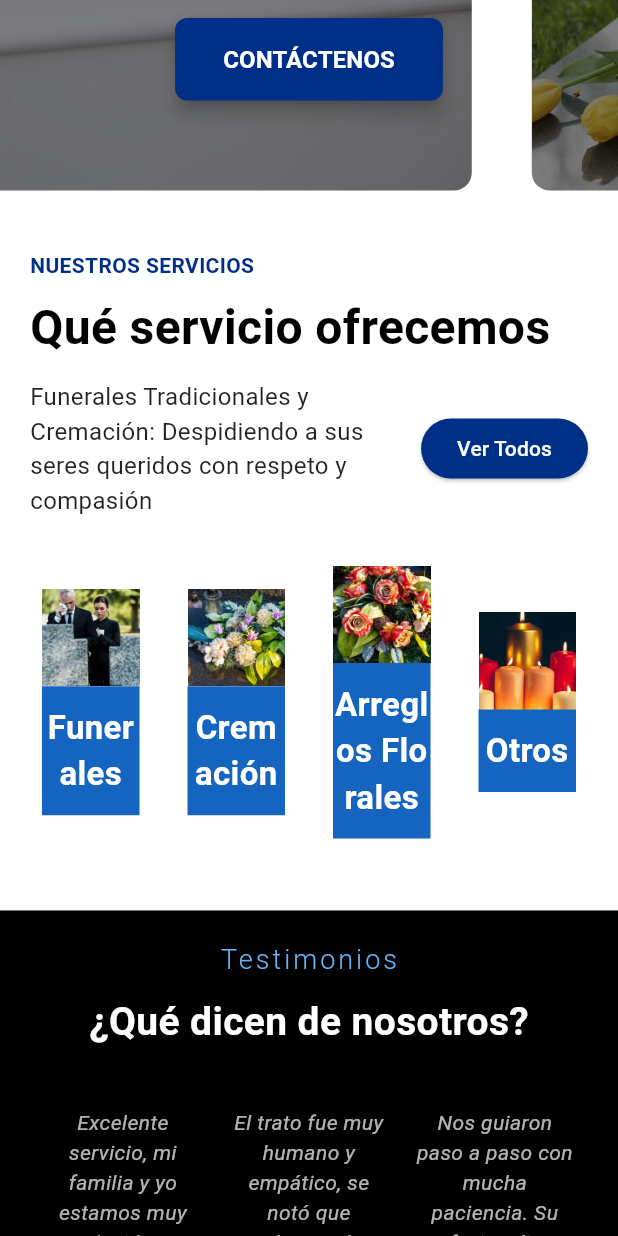
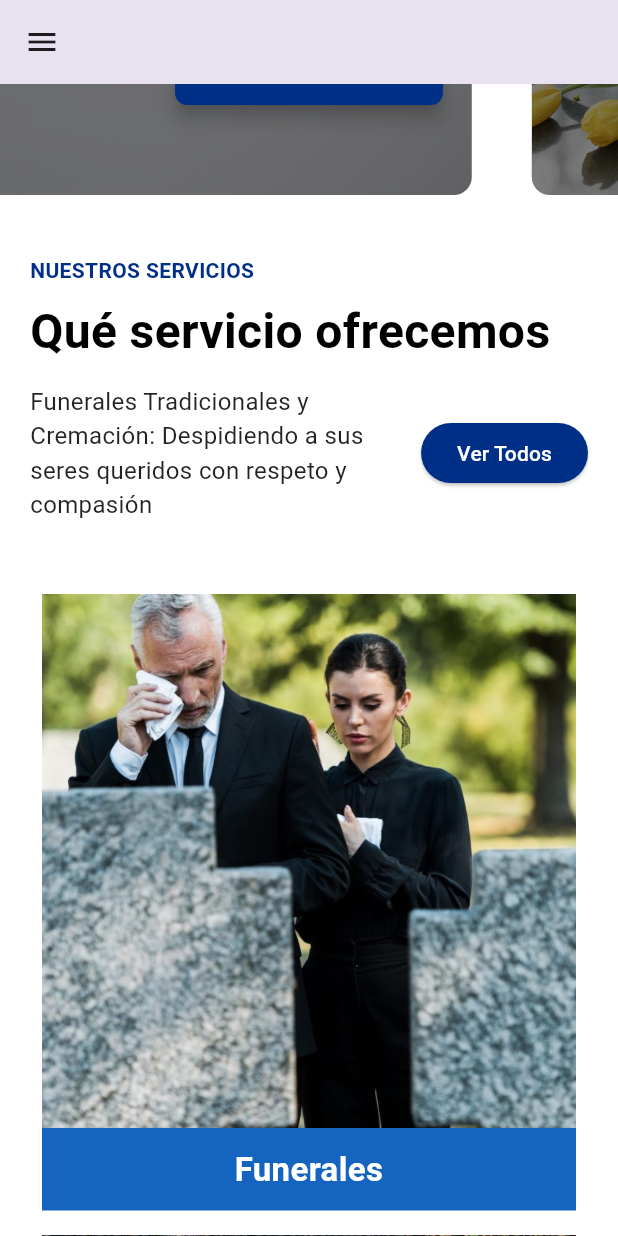
Before and after one commit to jleon11/PradosDeEsperanza, a Flutter app: the screen it shows after launch, scrolled down 576 dp, on a phone screen of 412 x 824 dp. Run offline on Flutter 3.47's test engine with Material 3 defaults, Android fonts, the phone set to English and light mode, and no system bars; network calls fail.

Commit message:
Ajustes en componentes

```diff
--- a/lib/Componentes/serviceCard.dart
+++ b/lib/Componentes/serviceCard.dart
@@ -9,7 +9,7 @@ class ServiceCard extends StatelessWidget {
   @override
   Widget build(BuildContext context) {
     return Container(
-      margin: EdgeInsets.all(8),
+      margin: const EdgeInsets.all(8),
       child: Column(
         children: [
           AspectRatio(
--- a/lib/Componentes/testimonios.dart
+++ b/lib/Componentes/testimonios.dart
@@ -1,6 +1,9 @@
 import 'package:flutter/material.dart';
 
 class TestimoniosWidget extends StatefulWidget {
+  final bool isMobile;
+  const TestimoniosWidget({required this.isMobile, super.key});
+
   @override
   _TestimoniosWidgetState createState() => _TestimoniosWidgetState();
 }
@@ -48,12 +51,16 @@ class _TestimoniosWidgetState extends State<TestimoniosWidget> {
     },
   ];
 
-  int get totalPages => (testimonios.length / 3).ceil();
+  int get totalPages {
+    final testimoniosPorPagina = widget.isMobile ? 1 : 3;
+    return (testimonios.length / testimoniosPorPagina).ceil();
+  }
 
-  List<Widget> _buildPage(int pageIndex) {
-    final start = pageIndex * 3;
-    final end =
-        (start + 3) <= testimonios.length ? start + 3 : testimonios.length;
+  List<Widget> _buildPage(int pageIndex, int testimoniosPorPagina) {
+    final start = pageIndex * testimoniosPorPagina;
+    final end = (start + testimoniosPorPagina <= testimonios.length)
+        ? start + testimoniosPorPagina
+        : testimonios.length;
     final items = testimonios.sublist(start, end);
 
     return items.map((testimonio) {
@@ -80,7 +87,9 @@ class _TestimoniosWidgetState extends State<TestimoniosWidget> {
               Text(
                 testimonio['autor']!,
                 style: const TextStyle(
-                    color: Colors.white70, fontWeight: FontWeight.w500),
+                  color: Colors.white70,
+                  fontWeight: FontWeight.w500,
+                ),
               )
             ],
           ),
@@ -92,14 +101,14 @@ class _TestimoniosWidgetState extends State<TestimoniosWidget> {
   void _previousPage() {
     if (_currentIndex > 0) {
       _controller.previousPage(
-          duration: Duration(milliseconds: 300), curve: Curves.easeInOut);
+          duration: const Duration(milliseconds: 300), curve: Curves.easeInOut);
     }
   }
 
   void _nextPage() {
     if (_currentIndex < totalPages - 1) {
       _controller.nextPage(
-          duration: Duration(milliseconds: 300), curve: Curves.easeInOut);
+          duration: const Duration(milliseconds: 300), curve: Curves.easeInOut);
     }
   }
 
@@ -131,13 +140,16 @@ class _TestimoniosWidgetState extends State<TestimoniosWidget> {
               onPageChanged: (index) => setState(() => _currentIndex = index),
               itemCount: totalPages,
               itemBuilder: (_, pageIndex) {
-                return Row(
-                  crossAxisAlignment: CrossAxisAlignment.start,
-                  children: _buildPage(pageIndex),
-                );
+                final testimoniosPorPagina = widget.isMobile ? 1 : 3;
+                final items = _buildPage(pageIndex, testimoniosPorPagina);
+
+                return widget.isMobile
+                    ? Column(children: items)
+                    : Row(children: items);
               },
             ),
           ),
+          const SizedBox(height: 10),
           Row(
             mainAxisAlignment: MainAxisAlignment.center,
             children: List.generate(
@@ -147,11 +159,14 @@ class _TestimoniosWidgetState extends State<TestimoniosWidget> {
                 width: 8,
                 height: 8,
                 decoration: BoxDecoration(
-                    shape: BoxShape.circle,
-                    color: _currentIndex == index ? Colors.white : Colors.grey),
+                  shape: BoxShape.circle,
+                  color:
+                      _currentIndex == index ? Colors.white : Colors.grey[600],
+                ),
               ),
             ),
           ),
+          const SizedBox(height: 10),
           Row(
             mainAxisAlignment: MainAxisAlignment.center,
             children: [
--- a/lib/myHomePage.dart
+++ b/lib/myHomePage.dart
@@ -21,12 +21,18 @@ class MyApp extends StatelessWidget {
   }
 }
 
-class MyHomePage extends StatelessWidget {
+class MyHomePage extends StatefulWidget {
   const MyHomePage({super.key});
 
   @override
-  Widget build(BuildContext context) {
-    const Color azulCelesteDefault = Color(0xFF002F87);
+  State<MyHomePage> createState() => _MyHomePageState();
+}
+
+class _MyHomePageState extends State<MyHomePage> {
+  String _hoveredItem = '';
+  String _clickedItem = '';  // Para el ítem clickeado
+
+  final Color azulCelesteDefault = const Color(0xFF002F87);
 
   final List<String> ImagenesParaElSlider = [
     'assets/FOTO1.jpg',
@@ -34,33 +40,75 @@ class MyHomePage extends StatelessWidget {
     'assets/FOTO3.jpg'
   ];
 
-    final List<Map<String, dynamic>> paquetesDeCampoSanto = [
-      {
-        'title': 'Paquete Básico',
-        'features': ['1 GB de datos', '100 minutos', '30 días de duración'],
-        'price': '\$5.99',
+   Widget _buildDrawerItem(String title, Color colorDefault) {
+    return Container(
+      color: (_clickedItem == title) ? colorDefault.withOpacity(0.1) : null,
+      child: ListTile(
+        title: Text(
+          title,
+          style: TextStyle(
+            color: (_clickedItem == title) ? colorDefault : Colors.black,  // Cambia el color del texto cuando es clickeado
+          ),
+        ),
+        onTap: () {
+          setState(() {
+            _clickedItem = title;  // Marca el ítem como clickeado
+          });
         },
-      {
-        'title': 'Paquete Estándar',
-        'features': ['5 GB de datos', '500 minutos', '30 días de duración'],
-        'price': '\$12.99',
-      },
-      {
-        'title': 'Paquete Premium',
-        'features': ['10 GB de datos', 'Llamadas ilimitadas', 'SMS ilimitados'],
-        'price': '\$19.99',
-      },
-    ];
+      ),
+    );
+  }
+
+  Widget _buildNavItem(String title) {
+    return Text(
+      title,
+      style: const TextStyle(
+        fontSize: 16,
+        fontWeight: FontWeight.bold,
+        color: Color(0xFF002F87),
+      ),
+    );
+  }
+
+  @override
+  Widget build(BuildContext context) {
+    final bool isMobile = MediaQuery.of(context).size.width < 600;
 
     return Scaffold(
       backgroundColor: Colors.white,
+      appBar: isMobile
+          ? AppBar(
+              leading: Builder(
+                builder: (BuildContext context) {
+                  return IconButton(
+                    icon: const Icon(Icons.menu),
+                    onPressed: () {
+                      Scaffold.of(context).openDrawer();
+                    },
+                  );
+                },
+              ),
+            )
+          : null,
+      drawer: isMobile
+          ? Drawer(
+              child: ListView(
+                children: [
+                  const SizedBox(height: 10), // Espacio entre el top y el primer ítem
+                  _buildDrawerItem('INICIO', azulCelesteDefault),
+                  _buildDrawerItem('NOSOTROS', azulCelesteDefault),
+                  _buildDrawerItem('ASESORÍA', azulCelesteDefault),
+                  _buildDrawerItem('CONTÁCTENOS', azulCelesteDefault),
+                  _buildDrawerItem('TIENDA', azulCelesteDefault),
+                ],
+              ),
+            )
+          : null,
       body: SingleChildScrollView(
         child: Column(
-          //crossAxisAlignment: CrossAxisAlignment.start,
-                    crossAxisAlignment: CrossAxisAlignment.center,  // Centrado
-
+          crossAxisAlignment: CrossAxisAlignment.center,
           children: [
-            // Encabezado personalizado (en lugar del AppBar)
+            // Logo
             Container(
               height: 150,
               width: double.infinity,
@@ -73,7 +121,8 @@ class MyHomePage extends StatelessWidget {
               ),
             ),
 
-            // Menú superior
+            // Menú superior para Web
+            if (!isMobile)
               Container(
                 padding: const EdgeInsets.symmetric(vertical: 15),
                 color: Colors.white,
@@ -89,10 +138,11 @@ class MyHomePage extends StatelessWidget {
                 ),
               ),
 
-            // Slider con fondo cambiante
+            // Slider
             AutoChangeBackground(images: ImagenesParaElSlider),
 
             const SizedBox(height: 40),
+
             Padding(
               padding: const EdgeInsets.symmetric(horizontal: 20),
               child: Column(
@@ -131,7 +181,7 @@ class MyHomePage extends StatelessWidget {
                       ElevatedButton(
                         onPressed: () {},
                         style: ElevatedButton.styleFrom(
-                          backgroundColor: Color(azulCelesteDefault.value),
+                          backgroundColor: azulCelesteDefault,
                         ),
                         child: const Text(
                           'Ver Todos',
@@ -141,108 +191,88 @@ class MyHomePage extends StatelessWidget {
                     ],
                   ),
                   const SizedBox(height: 24),
-                  const Row(
+
+                  // Tarjetas de servicios
+                  Padding(
+                    padding: const EdgeInsets.symmetric(vertical: 16.0),
+                    child: isMobile
+                        ? const Column(
                             children: [
-                      Expanded(
-                        child: ServiceCard(
-                          title: 'Funerales',
-                          imagePath: 'assets/funerales.jpg',
-                        ),
-                      ),
+                              ServiceCard(title: 'Funerales', imagePath: 'assets/funerales.jpg'),
+                              ServiceCard(title: 'Cremación', imagePath: 'assets/cremacion.jpg'),
+                              ServiceCard(title: 'Arreglos Florales', imagePath: 'assets/arreglosflores.jpg'),
+                              ServiceCard(title: 'Otros', imagePath: 'assets/otros.jpg'),
+                            ],
+                          )
+                        : const Row(
+                            mainAxisAlignment: MainAxisAlignment.spaceBetween,
+                            children: [
+                              Expanded(child: ServiceCard(title: 'Funerales', imagePath: 'assets/funerales.jpg')),
                               SizedBox(width: 16),
-                      Expanded(
-                        child: ServiceCard(
-                          title: 'Cremación',
-                          imagePath: 'assets/cremacion.jpg',
-                        ),
-                      ),
+                              Expanded(child: ServiceCard(title: 'Cremación', imagePath: 'assets/cremacion.jpg')),
                               SizedBox(width: 16),
-                      Expanded(
-                        child: ServiceCard(
-                          title: 'Arreglos Florales',
-                          imagePath: 'assets/arreglosflores.jpg',
-                        ),
-                      ),
+                              Expanded(child: ServiceCard(title: 'Arreglos Florales', imagePath: 'assets/arreglosflores.jpg')),
                               SizedBox(width: 16),
-                      Expanded(
-                        child: ServiceCard(
-                          title: 'Otros',
-                          imagePath: 'assets/otros.jpg',
+                              Expanded(child: ServiceCard(title: 'Otros', imagePath: 'assets/otros.jpg')),
+                            ],
                           ),
                   ),
                 ],
               ),
-                ],
-              ),
-            ),
-            const SizedBox(height: 40),
-
-            Center(
-              child: TestimoniosWidget(),
             ),
 
             const SizedBox(height: 40),
 
+            // Testimonios
+            Center(
+              child: TestimoniosWidget(isMobile: isMobile),
+            ),
 
-               // Título principal
-            Padding(
-              padding: const EdgeInsets.only(bottom: 8),
+            const SizedBox(height: 40),
+
+            // Paquetes
+            const Padding(
+              padding: EdgeInsets.only(bottom: 8),
               child: Text(
                 'Nuestros Paquetes',
                 style: TextStyle(
-                  fontSize: 32,  // Título más grande
+                  fontSize: 32,
                   fontWeight: FontWeight.bold,
                   color: Colors.black,
-                  letterSpacing: 1.2,  // Un poco de espaciado para hacerlo más elegante
+                  letterSpacing: 1.2,
                 ),
               ),
             ),
 
-            // Subtítulo
             Padding(
               padding: const EdgeInsets.only(bottom: 16),
               child: Text(
                 'Elige los mejores paquetes para tu familia',
-                textAlign: TextAlign.center,  // Centrado
+                textAlign: TextAlign.center,
                 style: TextStyle(
-                  fontSize: 20,  // Subtítulo un poco más grande que la descripción
+                  fontSize: 20,
                   fontWeight: FontWeight.w500,
                   color: Colors.grey.shade700,
                 ),
               ),
             ),
 
-            // Descripción
             Padding(
               padding: const EdgeInsets.only(bottom: 32),
               child: Text(
                 'Profesionales dedicados listos para guiarlo en la planificación de servicios funerarios.',
-                textAlign: TextAlign.center,  // Centrado
+                textAlign: TextAlign.center,
                 style: TextStyle(
-                  fontSize: 16,  // Texto más pequeño
+                  fontSize: 16,
                   color: Colors.grey.shade600,
                 ),
               ),
             ),
 
-            TiposDePaquetesCard(), // Solo llamas esto 🧠
-
-
-
+            const TiposDePaquetesCard(),
           ],
         ),
       ),
     );
   }
-
-  Widget _buildNavItem(String title) {
-    return Text(
-      title,
-      style: const TextStyle(
-        fontSize: 16,
-        fontWeight: FontWeight.bold,
-        color: Color(0xFF002F87),
-      ),
-    );
 }
-}
```
Lines whose indentation alone changed are shown as unchanged.
